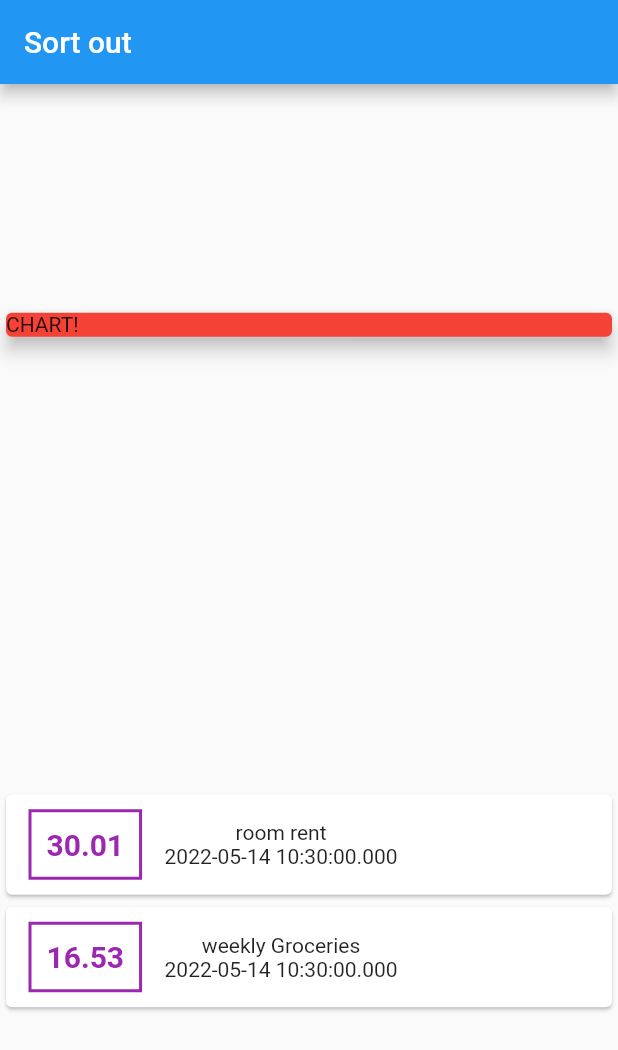
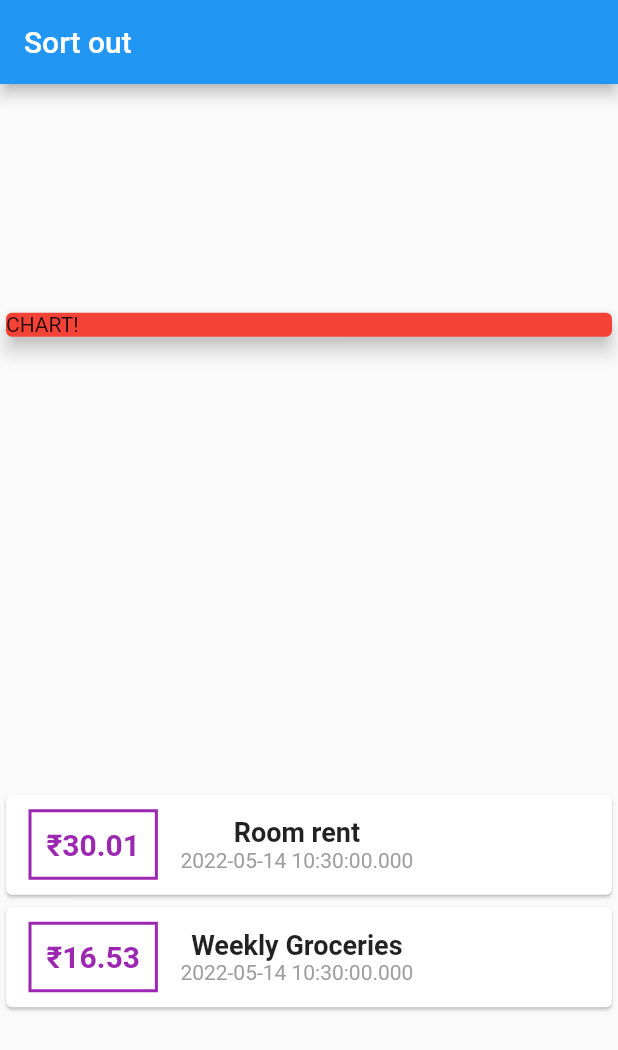
Before and after one commit to Shogil/Daily-expense-tracker-flutter, a Flutter app: the screen it shows after launch, on a phone screen of 412 x 824 dp. Shown: the top 1050 px of the screen. Run offline on Flutter 3.47's test engine with Material 2 defaults, Android fonts, the phone set to English and light mode, and no system bars.

```diff
--- a/lib/main.dart
+++ b/lib/main.dart
@@ -19,13 +19,13 @@ class MyHomePage extends StatelessWidget {
   final List<Transaction> transaction = [
     Transaction(
       id: 't1',
-      title: 'room rent',
+      title: 'Room rent',
       amount: 30.01,
       date: DateTime.now(),
     ),
     Transaction(
       id: 't2',
-      title: 'weekly Groceries',
+      title: 'Weekly Groceries',
       amount: 16.53,
       date: DateTime.now(),
     )
@@ -66,7 +66,7 @@ class MyHomePage extends StatelessWidget {
                       ),
                       padding: EdgeInsets.all(10),
                       child: Text(
-                        tx.amount.toString(),
+                        '₹${tx.amount}',
                         style: TextStyle(
                           fontWeight: FontWeight.bold,
                           fontSize: 20,
@@ -75,9 +75,18 @@ class MyHomePage extends StatelessWidget {
                       ),
                     ),
                     Column(children: <Widget>[
-                      Text(tx.title),
+                      Text(
+                        tx.title,
+                        style: TextStyle(
+                          fontSize: 18,
+                          fontWeight: FontWeight.bold,
+                        ),
+                      ),
                       Text(
                         tx.date.toString(),
+                        style: TextStyle(
+                          color: Colors.grey,
+                        ),
                       ),
                     ])
                   ],
```
